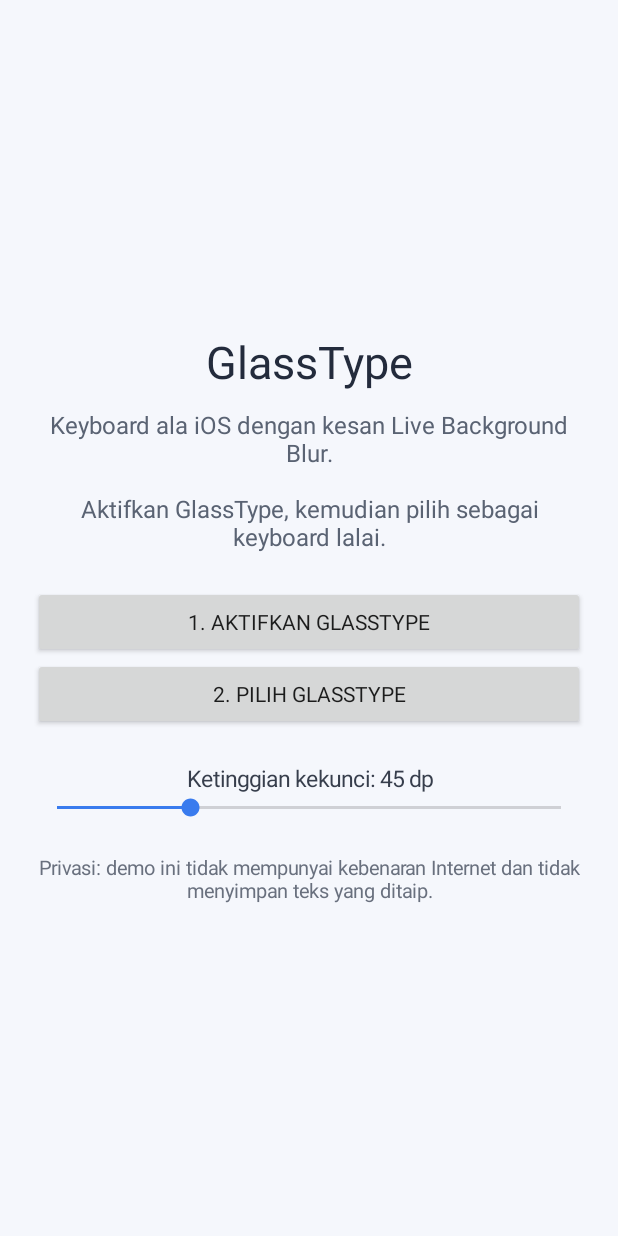
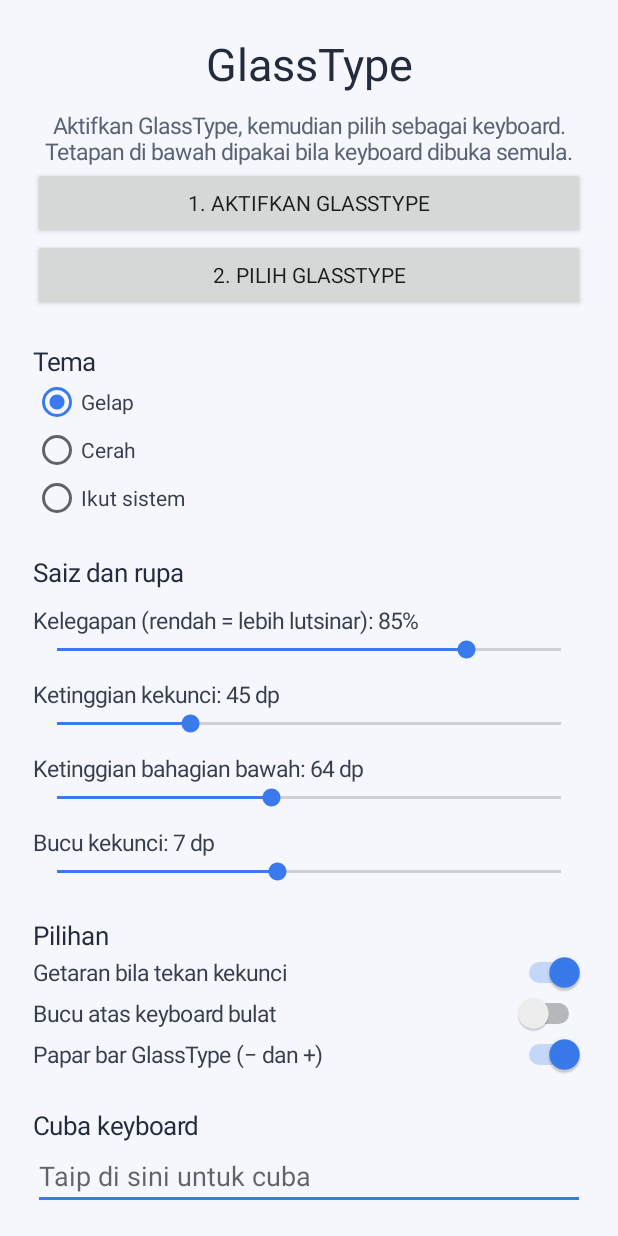
Before and after one commit to helang4454-maker/keyboard-12, an Android app: the screen it shows after launch (MainActivity), on a phone screen of 412 x 824 dp. Run offline under Robolectric (Android 15) with nearby library versions, the phone set to English and light mode, and no system bars.

Commit message:
Update MainActivity.kt

```diff
--- a/app/src/main/java/com/glasstype/keyboard/MainActivity.kt
+++ b/app/src/main/java/com/glasstype/keyboard/MainActivity.kt
@@ -3,6 +3,7 @@ package com.glasstype.keyboard
 import android.app.Activity
 import android.content.Context
 import android.content.Intent
+import android.content.SharedPreferences
 import android.graphics.Color
 import android.os.Bundle
 import android.provider.Settings
@@ -10,84 +11,148 @@ import android.view.Gravity
 import android.view.ViewGroup
 import android.view.inputmethod.InputMethodManager
 import android.widget.Button
+import android.widget.EditText
 import android.widget.LinearLayout
+import android.widget.RadioButton
+import android.widget.RadioGroup
+import android.widget.ScrollView
 import android.widget.SeekBar
+import android.widget.Switch
 import android.widget.TextView
 
 class MainActivity : Activity() {
+
+    private fun label(text: String, size: Float, color: Int, top: Int): TextView {
+        val t = TextView(this)
+        t.text = text
+        t.textSize = size
+        t.setTextColor(color)
+        t.setPadding(0, top, 0, 0)
+        return t
+    }
+
+    private fun slider(
+        prefs: SharedPreferences, title: String, key: String,
+        min: Int, max: Int, def: Int, unit: String, pad: Int
+    ): LinearLayout {
+        val box = LinearLayout(this)
+        box.orientation = LinearLayout.VERTICAL
+        box.setPadding(0, pad / 2, 0, 0)
+        val cur = prefs.getInt(key, def).coerceIn(min, max)
+        val text = TextView(this)
+        text.text = "$title: $cur$unit"
+        text.textSize = 15f
+        text.setTextColor(Color.rgb(55, 62, 76))
+        val seek = SeekBar(this)
+        seek.max = max - min
+        seek.progress = cur - min
+        seek.setOnSeekBarChangeListener(object : SeekBar.OnSeekBarChangeListener {
+            override fun onProgressChanged(s: SeekBar?, p: Int, fromUser: Boolean) {
+                val v = p + min
+                text.text = "$title: $v$unit"
+                prefs.edit().putInt(key, v).apply()
+            }
+            override fun onStartTrackingTouch(s: SeekBar?) {}
+            override fun onStopTrackingTouch(s: SeekBar?) {}
+        })
+        box.addView(text)
+        box.addView(seek)
+        return box
+    }
+
+    private fun toggle(prefs: SharedPreferences, title: String, key: String, def: Boolean): Switch {
+        val sw = Switch(this)
+        sw.text = title
+        sw.textSize = 15f
+        sw.setTextColor(Color.rgb(55, 62, 76))
+        sw.isChecked = prefs.getBoolean(key, def)
+        sw.setOnCheckedChangeListener { _, checked ->
+            prefs.edit().putBoolean(key, checked).apply()
+        }
+        return sw
+    }
+
     override fun onCreate(savedInstanceState: Bundle?) {
         super.onCreate(savedInstanceState)
         val pad = (resources.displayMetrics.density * 22).toInt()
         val prefs = getSharedPreferences("glasstype", Context.MODE_PRIVATE)
-        val minH = 36
-        val current = prefs.getInt("key_height_dp", 45).coerceIn(36, 70)
-
-        val root = LinearLayout(this).apply {
-            orientation = LinearLayout.VERTICAL
-            gravity = Gravity.CENTER
-            setPadding(pad, pad, pad, pad)
-            setBackgroundColor(Color.rgb(245, 247, 252))
-        }
-        val title = TextView(this).apply {
-            text = "GlassType"
-            textSize = 30f
-            setTextColor(Color.rgb(35, 43, 60))
-            gravity = Gravity.CENTER
-        }
-        val desc = TextView(this).apply {
-            text = "Keyboard ala iOS dengan kesan Live Background Blur.\n\nAktifkan GlassType, kemudian pilih sebagai keyboard lalai."
-            textSize = 16f
-            setTextColor(Color.rgb(90, 99, 115))
-            gravity = Gravity.CENTER
-            setPadding(0, pad / 2, 0, pad)
-        }
-        val enable = Button(this).apply {
-            text = "1. Aktifkan GlassType"
-            setOnClickListener { startActivity(Intent(Settings.ACTION_INPUT_METHOD_SETTINGS)) }
-        }
-        val choose = Button(this).apply {
-            text = "2. Pilih GlassType"
-            setOnClickListener {
-                (getSystemService(Context.INPUT_METHOD_SERVICE) as InputMethodManager)
-                    .showInputMethodPicker()
-            }
-        }
-        val heightLabel = TextView(this).apply {
-            text = "Ketinggian kekunci: $current dp"
-            textSize = 15f
-            setTextColor(Color.rgb(55, 62, 76))
-            gravity = Gravity.CENTER
-            setPadding(0, pad, 0, 0)
-        }
-        val seek = SeekBar(this).apply {
-            max = 34
-            progress = current - minH
-            setOnSeekBarChangeListener(object : SeekBar.OnSeekBarChangeListener {
-                override fun onProgressChanged(s: SeekBar?, p: Int, fromUser: Boolean) {
-                    val v = p + minH
-                    heightLabel.text = "Ketinggian kekunci: $v dp"
-                    prefs.edit().putInt("key_height_dp", v).apply()
-                }
-                override fun onStartTrackingTouch(s: SeekBar?) {}
-                override fun onStopTrackingTouch(s: SeekBar?) {}
-            })
-        }
-        val privacy = TextView(this).apply {
-            text = "Privasi: demo ini tidak mempunyai kebenaran Internet dan tidak menyimpan teks yang ditaip."
-            textSize = 13f
-            setTextColor(Color.rgb(105, 112, 126))
-            gravity = Gravity.CENTER
-            setPadding(0, pad, 0, 0)
-        }
         val w = ViewGroup.LayoutParams.MATCH_PARENT
         val h = ViewGroup.LayoutParams.WRAP_CONTENT
+
+        val root = LinearLayout(this)
+        root.orientation = LinearLayout.VERTICAL
+        root.setPadding(pad, pad, pad, pad)
+        root.setBackgroundColor(Color.rgb(245, 247, 252))
+
+        val title = label("GlassType", 30f, Color.rgb(35, 43, 60), 0)
+        title.gravity = Gravity.CENTER
+        val desc = label(
+            "Aktifkan GlassType, kemudian pilih sebagai keyboard. Tetapan di bawah dipakai bila keyboard dibuka semula.",
+            15f, Color.rgb(90, 99, 115), pad / 2
+        )
+        desc.gravity = Gravity.CENTER
+
+        val enable = Button(this)
+        enable.text = "1. Aktifkan GlassType"
+        enable.setOnClickListener { startActivity(Intent(Settings.ACTION_INPUT_METHOD_SETTINGS)) }
+        val choose = Button(this)
+        choose.text = "2. Pilih GlassType"
+        choose.setOnClickListener {
+            (getSystemService(Context.INPUT_METHOD_SERVICE) as InputMethodManager)
+                .showInputMethodPicker()
+        }
+
         root.addView(title, w, h)
         root.addView(desc, w, h)
         root.addView(enable, w, h)
         root.addView(choose, w, h)
-        root.addView(heightLabel, w, h)
-        root.addView(seek, w, h)
+
+        // Tema
+        root.addView(label("Tema", 17f, Color.rgb(35, 43, 60), pad), w, h)
+        val group = RadioGroup(this)
+        val names = listOf("Gelap", "Cerah", "Ikut sistem")
+        names.forEachIndexed { i, n ->
+            val rb = RadioButton(this)
+            rb.id = 1000 + i
+            rb.text = n
+            rb.setTextColor(Color.rgb(55, 62, 76))
+            group.addView(rb)
+        }
+        group.check(1000 + prefs.getInt("theme", 0).coerceIn(0, 2))
+        group.setOnCheckedChangeListener { _, id ->
+            prefs.edit().putInt("theme", id - 1000).apply()
+        }
+        root.addView(group, w, h)
+
+        // Saiz dan rupa
+        root.addView(label("Saiz dan rupa", 17f, Color.rgb(35, 43, 60), pad), w, h)
+        root.addView(slider(prefs, "Kelegapan (rendah = lebih lutsinar)", "opacity", 20, 100, 85, "%", pad), w, h)
+        root.addView(slider(prefs, "Ketinggian kekunci", "key_height_dp", 36, 70, 45, " dp", pad), w, h)
+        root.addView(slider(prefs, "Ketinggian bahagian bawah", "bottom_dp", 30, 110, 64, " dp", pad), w, h)
+        root.addView(slider(prefs, "Bucu kekunci", "radius_dp", 0, 16, 7, " dp", pad), w, h)
+
+        // Pilihan
+        root.addView(label("Pilihan", 17f, Color.rgb(35, 43, 60), pad), w, h)
+        root.addView(toggle(prefs, "Getaran bila tekan kekunci", "haptic", true), w, h)
+        root.addView(toggle(prefs, "Bucu atas keyboard bulat", "round_top", false), w, h)
+        root.addView(toggle(prefs, "Papar bar GlassType (− dan +)", "show_toolbar", true), w, h)
+
+        // Kotak ujian
+        root.addView(label("Cuba keyboard", 17f, Color.rgb(35, 43, 60), pad), w, h)
+        val test = EditText(this)
+        test.hint = "Taip di sini untuk cuba"
+        root.addView(test, w, h)
+
+        val privacy = label(
+            "Privasi: aplikasi ini tidak mempunyai kebenaran Internet dan tidak menyimpan teks yang ditaip.",
+            13f, Color.rgb(105, 112, 126), pad
+        )
+        privacy.gravity = Gravity.CENTER
         root.addView(privacy, w, h)
-        setContentView(root)
+
+        val scroll = ScrollView(this)
+        scroll.setBackgroundColor(Color.rgb(245, 247, 252))
+        scroll.addView(root, w, h)
+        setContentView(scroll)
     }
 }
```
